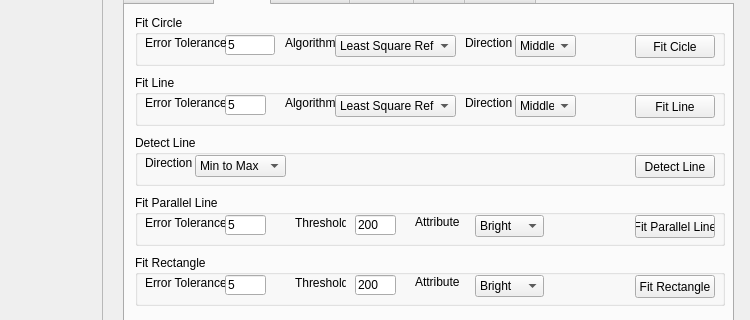
First picture: the form in VisionWidget/visionwidget.ui, repository hceng123/VisionLibrary, before the edit; both pictures show x 607 to 1357 and y 98 to 418 of the 1357 by 768 pixel window.
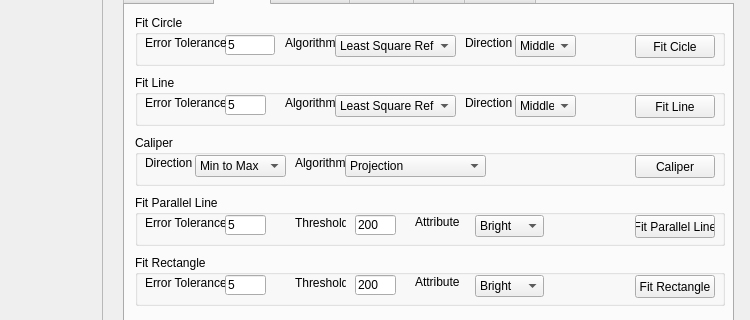
Second picture: the form after the edit. The open tabs and pages were chosen to show the change. Custom widgets are drawn as their Qt base class.

Commit message:
Support section average guassian difference caliper algorithm.
Support section average guassian difference caliper algorithm.

Diff of the .ui file:
```diff
--- a/VisionWidget/visionwidget.ui
+++ b/VisionWidget/visionwidget.ui
@@ -626,7 +626,7 @@
        </rect>
       </property>
       <property name="title">
-       <string>Detect Line</string>
+       <string>Caliper</string>
       </property>
       <widget class="QPushButton" name="detectLineBtn">
        <property name="geometry">
@@ -638,7 +638,7 @@
         </rect>
        </property>
        <property name="text">
-        <string>Detect Line</string>
+        <string>Caliper</string>
        </property>
       </widget>
       <widget class="QComboBox" name="comboBoxDetectLineDirection">
@@ -677,6 +677,42 @@
         <string>Direction</string>
        </property>
       </widget>
+      <widget class="QLabel" name="labelCaliperAlgorithm">
+       <property name="geometry">
+        <rect>
+         <x>160</x>
+         <y>20</y>
+         <width>51</width>
+         <height>16</height>
+        </rect>
+       </property>
+       <property name="text">
+        <string>Algorithm</string>
+       </property>
+      </widget>
+      <widget class="QComboBox" name="comboBoxCaliperAlgorithm">
+       <property name="geometry">
+        <rect>
+         <x>210</x>
+         <y>20</y>
+         <width>141</width>
+         <height>22</height>
+        </rect>
+       </property>
+       <property name="currentIndex">
+        <number>0</number>
+       </property>
+       <item>
+        <property name="text">
+         <string>Projection</string>
+        </property>
+       </item>
+       <item>
+        <property name="text">
+         <string>Section Avg Guassian Diff</string>
+        </property>
+       </item>
+      </widget>
      </widget>
     </widget>
     <widget class="QWidget" name="tabAlignment">
```
Left out of the diff: 10 changed lines with no effect on the pictures. The commit also changes 16 other files.
